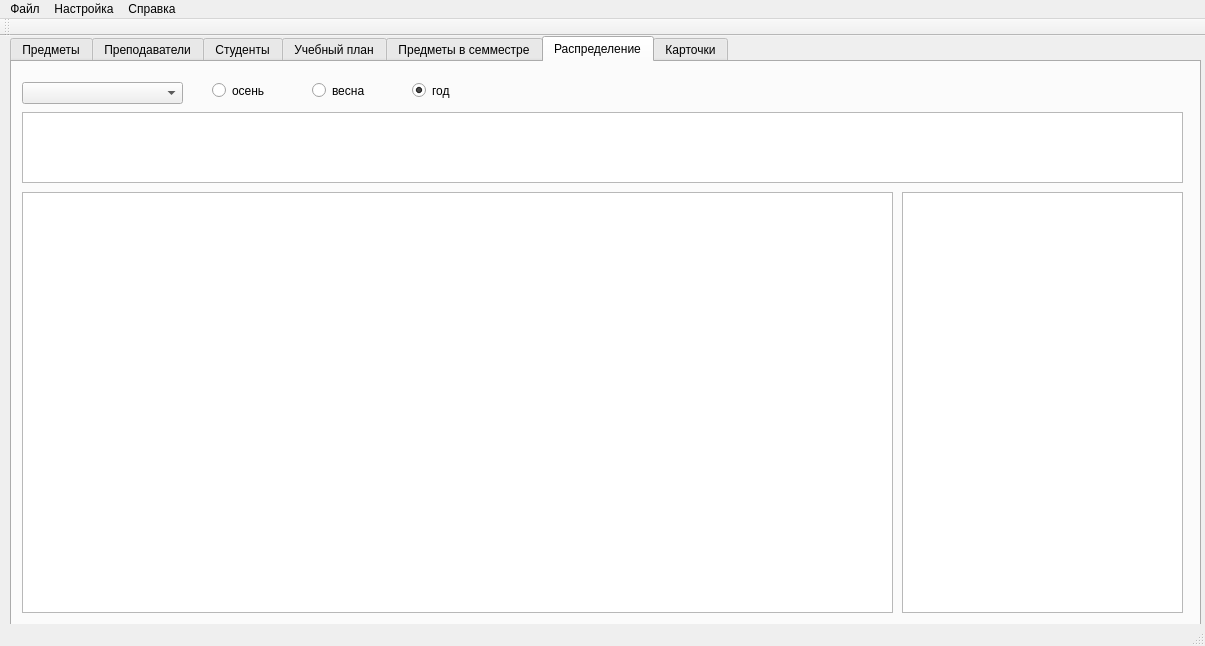
First picture: the form in mainwindow.ui, repository alexeypertcev/ksu-ivt-nagruzka, before the edit.
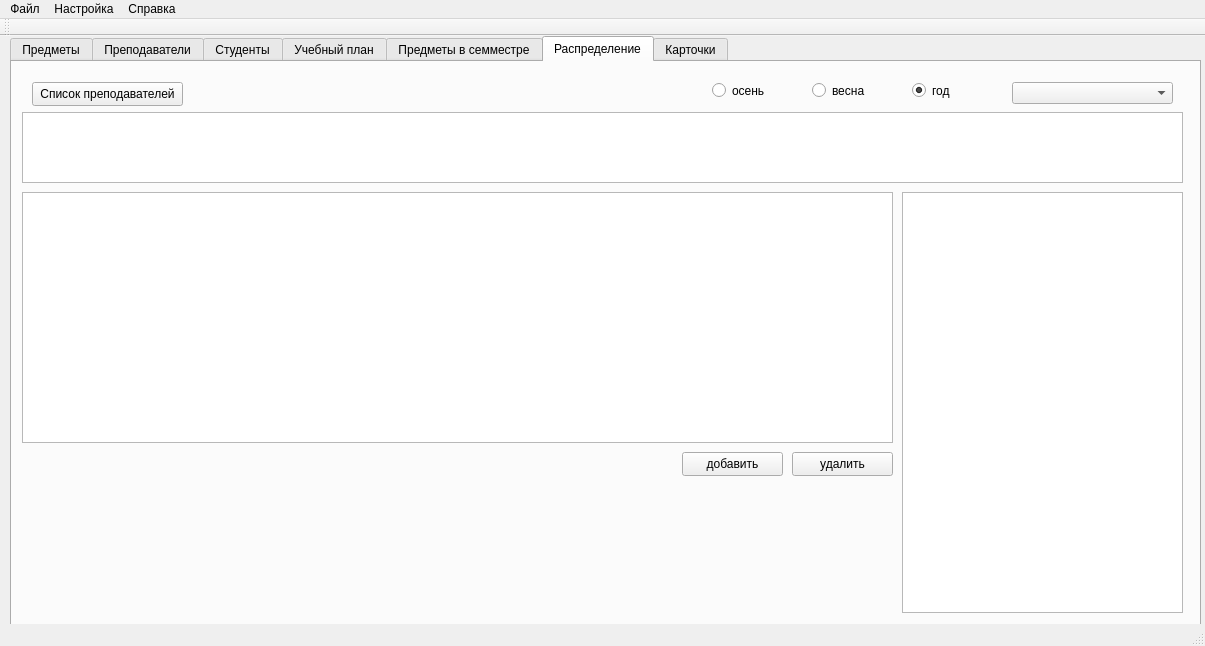
Second picture: the form after the edit. Custom widgets are drawn as their Qt base class.

```diff
--- a/mainwindow.ui
+++ b/mainwindow.ui
@@ -363,8 +363,8 @@
      <widget class="QPushButton" name="pushButton_add_distribution">
       <property name="geometry">
        <rect>
-        <x>10</x>
-        <y>450</y>
+        <x>670</x>
+        <y>390</y>
         <width>101</width>
         <height>24</height>
        </rect>
@@ -376,8 +376,8 @@
      <widget class="QPushButton" name="pushButton_del_distribution">
       <property name="geometry">
        <rect>
-        <x>120</x>
-        <y>450</y>
+        <x>780</x>
+        <y>390</y>
         <width>101</width>
         <height>24</height>
        </rect>
@@ -402,14 +402,14 @@
         <x>10</x>
         <y>130</y>
         <width>871</width>
-        <height>421</height>
+        <height>251</height>
        </rect>
       </property>
      </widget>
      <widget class="QRadioButton" name="radioButton">
       <property name="geometry">
        <rect>
-        <x>200</x>
+        <x>700</x>
         <y>20</y>
         <width>82</width>
         <height>17</height>
@@ -422,7 +422,7 @@
      <widget class="QRadioButton" name="radioButton_2">
       <property name="geometry">
        <rect>
-        <x>300</x>
+        <x>800</x>
         <y>20</y>
         <width>82</width>
         <height>17</height>
@@ -435,7 +435,7 @@
      <widget class="QRadioButton" name="radioButton_3">
       <property name="geometry">
        <rect>
-        <x>400</x>
+        <x>900</x>
         <y>20</y>
         <width>82</width>
         <height>17</height>
@@ -451,13 +451,32 @@
      <widget class="SaveIdComboBox" name="comboBox_3">
       <property name="geometry">
        <rect>
-        <x>10</x>
+        <x>1000</x>
         <y>20</y>
         <width>161</width>
         <height>22</height>
        </rect>
       </property>
      </widget>
+     <widget class="QPushButton" name="pushButton_8">
+      <property name="geometry">
+       <rect>
+        <x>20</x>
+        <y>20</y>
+        <width>151</width>
+        <height>24</height>
+       </rect>
+      </property>
+      <property name="text">
+       <string>Список преподавателей</string>
+      </property>
+      <property name="checkable">
+       <bool>true</bool>
+      </property>
+      <property name="flat">
+       <bool>false</bool>
+      </property>
+     </widget>
     </widget>
     <widget class="QWidget" name="tab_7">
      <attribute name="title">
```
